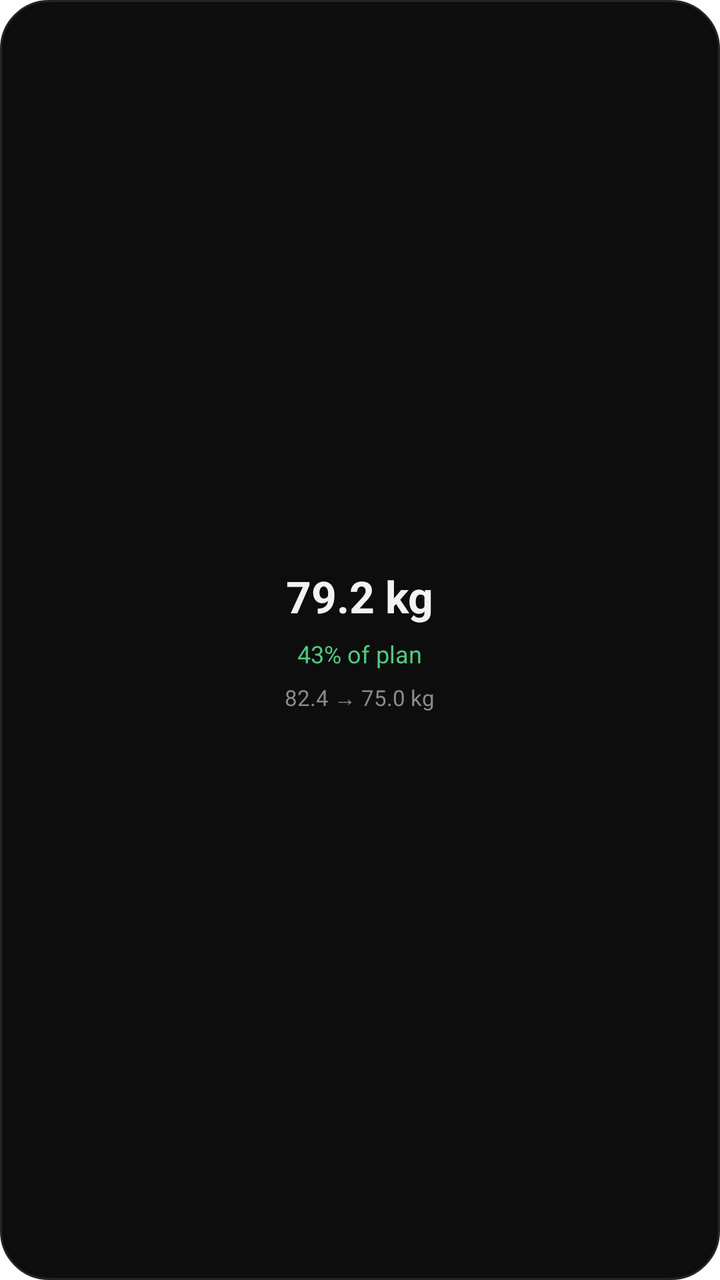
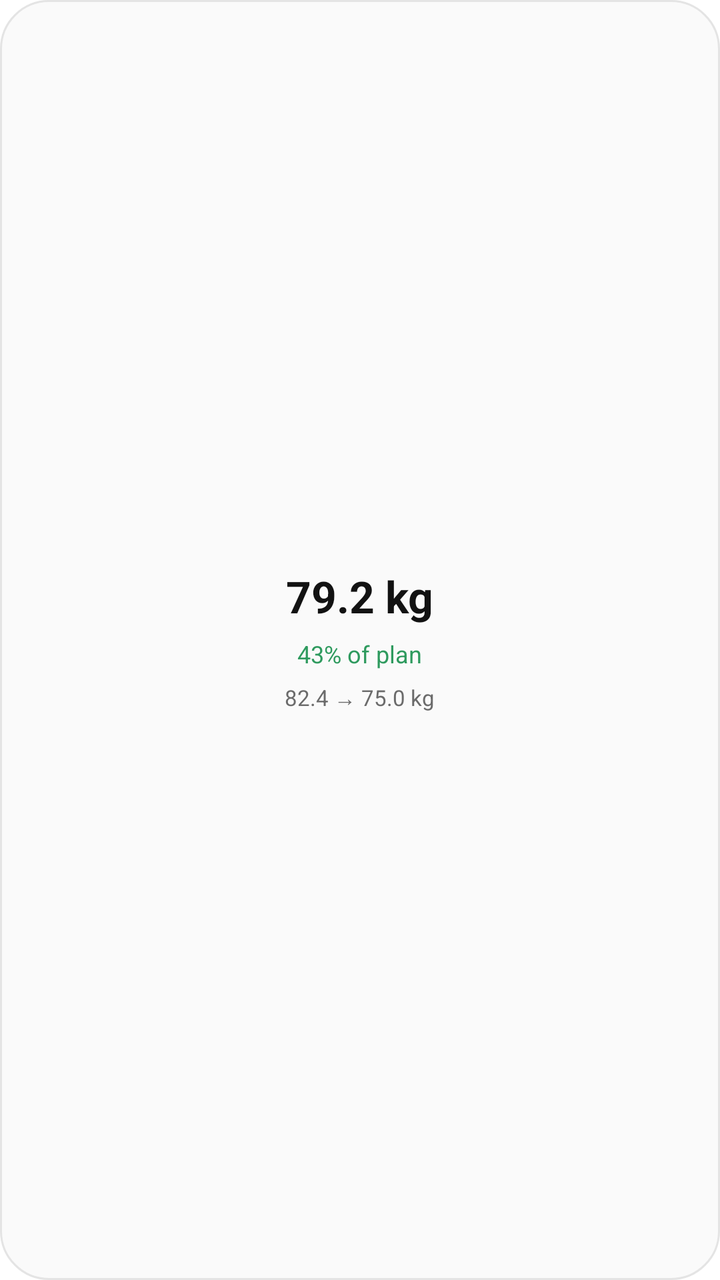

Screens rendered from an Android XML layout before and after an edit, with the pre-edit source and the edit as a unified diff.
<!-- AndroidManifest.xml: application theme Theme.WeightTracker -->
<!-- res/layout/widget_preview_bar.xml -->
<?xml version="1.0" encoding="utf-8"?>

<LinearLayout xmlns:android="http://schemas.android.com/apk/res/android"
    android:layout_width="250dp"
    android:layout_height="110dp"
    android:orientation="vertical"
    android:gravity="center"
    android:padding="14dp"
    android:background="@drawable/widget_preview_bg">
    <TextView android:layout_width="wrap_content" android:layout_height="wrap_content"
        android:text="79.2 kg" android:textSize="22sp" android:textColor="#F3F3F3"
        android:textStyle="bold" android:layout_marginTop="0dp" />
    <TextView android:layout_width="wrap_content" android:layout_height="wrap_content"
        android:text="43% of plan" android:textSize="12sp" android:textColor="#4FC97F"
        android:textStyle="normal" android:layout_marginTop="6dp" />
    <TextView android:layout_width="wrap_content" android:layout_height="wrap_content"
        android:text="82.4 → 75.0 kg" android:textSize="11sp" android:textColor="#8B8B8B"
        android:textStyle="normal" android:layout_marginTop="6dp" />
</LinearLayout>
<!-- resources referenced by this layout -->
<resources>
  <!-- drawable widget_preview_bg (drawable) -->
  <?xml version="1.0" encoding="utf-8"?>
  
  <shape xmlns:android="http://schemas.android.com/apk/res/android" android:shape="rectangle">
      <solid android:color="#0D0D0D" />
      <stroke android:width="1dp" android:color="#242424" />
      <corners android:radius="24dp" />
  </shape>
  <style name="Theme.WeightTracker" parent="@android:style/Theme.Material.NoActionBar">
          <item name="android:windowBackground">@color/window_background</item>
          <item name="android:statusBarColor">@android:color/transparent</item>
          <item name="android:navigationBarColor">@android:color/transparent</item>
          <item name="android:windowDrawsSystemBarBackgrounds">true</item>
      </style>
  <color name="window_background">#FFFFFFFF</color>
</resources>

<!-- the commit's change to res/layout/widget_preview_bar.xml (unified diff, before → after) -->
@@ -8,12 +8,12 @@
     android:padding="14dp"
     android:background="@drawable/widget_preview_bg">
     <TextView android:layout_width="wrap_content" android:layout_height="wrap_content"
-        android:text="79.2 kg" android:textSize="22sp" android:textColor="#F3F3F3"
+        android:text="79.2 kg" android:textSize="22sp" android:textColor="@color/widget_preview_on_surface"
         android:textStyle="bold" android:layout_marginTop="0dp" />
     <TextView android:layout_width="wrap_content" android:layout_height="wrap_content"
-        android:text="43% of plan" android:textSize="12sp" android:textColor="#4FC97F"
+        android:text="43% of plan" android:textSize="12sp" android:textColor="@color/widget_preview_accent"
         android:textStyle="normal" android:layout_marginTop="6dp" />
     <TextView android:layout_width="wrap_content" android:layout_height="wrap_content"
-        android:text="82.4 → 75.0 kg" android:textSize="11sp" android:textColor="#8B8B8B"
+        android:text="82.4 → 75.0 kg" android:textSize="11sp" android:textColor="@color/widget_preview_muted"
         android:textStyle="normal" android:layout_marginTop="6dp" />
 </LinearLayout>
<!-- resource entries referenced after the edit -->
@@ -1,11 +1,14 @@
 <!-- resources referenced by this layout -->
 <resources>
+  <color name="widget_preview_accent">#FF2E9A5E</color>
+  <color name="widget_preview_muted">#FF6B6B6B</color>
+  <color name="widget_preview_on_surface">#FF121212</color>
   <!-- drawable widget_preview_bg (drawable) -->
   <?xml version="1.0" encoding="utf-8"?>
   
   <shape xmlns:android="http://schemas.android.com/apk/res/android" android:shape="rectangle">
-      <solid android:color="#0D0D0D" />
-      <stroke android:width="1dp" android:color="#242424" />
+      <solid android:color="@color/widget_preview_bg" />
+      <stroke android:width="1dp" android:color="@color/widget_preview_outline" />
       <corners android:radius="24dp" />
   </shape>
   <style name="Theme.WeightTracker" parent="@android:style/Theme.Material.NoActionBar">
@@ -14,6 +17,8 @@
           <item name="android:navigationBarColor">@android:color/transparent</item>
           <item name="android:windowDrawsSystemBarBackgrounds">true</item>
       </style>
+  <color name="widget_preview_bg">#FFFAFAFA</color>
+  <color name="widget_preview_outline">#FFE4E4E4</color>
   <color name="window_background">#FFFFFFFF</color>
 </resources>
 
